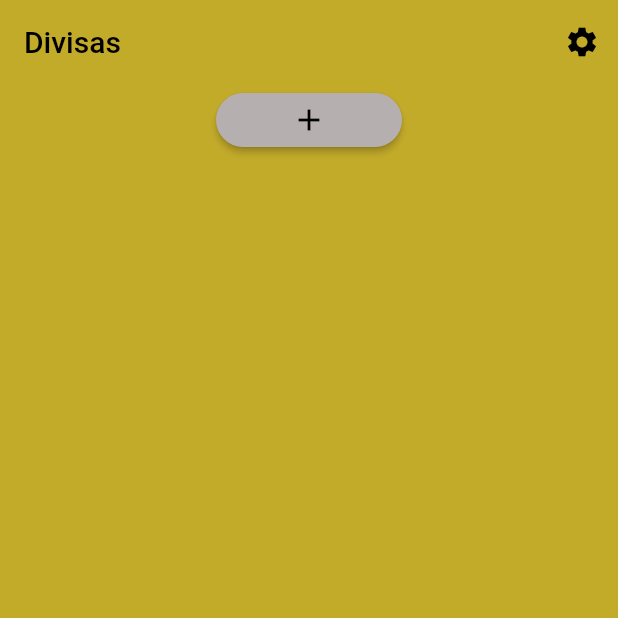
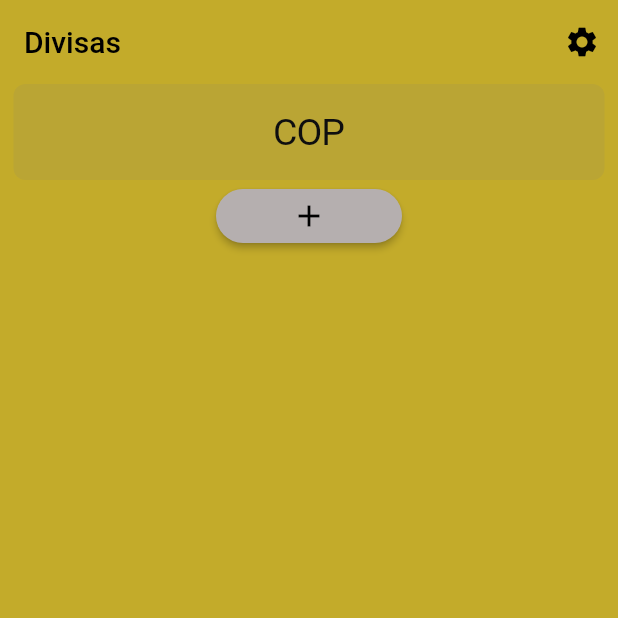
Before and after one commit to sam1rC/xchange, a Flutter app: the screen it shows after launch, on a phone screen of 412 x 824 dp, the top half of it. Run offline on Flutter 3.47's test engine with Material 2 defaults, Android fonts, the phone set to English and light mode, and no system bars.

Commit message:
add currencies selector

```diff
--- a/lib/pages/home.dart
+++ b/lib/pages/home.dart
@@ -1,3 +1,4 @@
+import 'package:flutter/cupertino.dart';
 import 'package:flutter/material.dart';
 
 class HomePage extends StatefulWidget {
@@ -8,6 +9,7 @@ class HomePage extends StatefulWidget {
 }
 
 class _HomePageState extends State<HomePage> {
+  final items = ['COP', 'USD'];
   @override
   Widget build(BuildContext context) {
     return Scaffold(
@@ -19,12 +21,23 @@ class _HomePageState extends State<HomePage> {
       ),
       body: Column(
         children: [
+          CupertinoPicker(
+              itemExtent: 64,
+              onSelectedItemChanged: (index) {},
+              children: items
+                  .map((item) => Center(
+                        child: Text(
+                          item,
+                          style: const TextStyle(fontSize: 25),
+                        ),
+                      ))
+                  .toList()),
           Center(
             child: ElevatedButton(
               onPressed: () {},
               child: const Icon(Icons.add),
             ),
-          )
+          ),
         ],
       ),
     );
```
